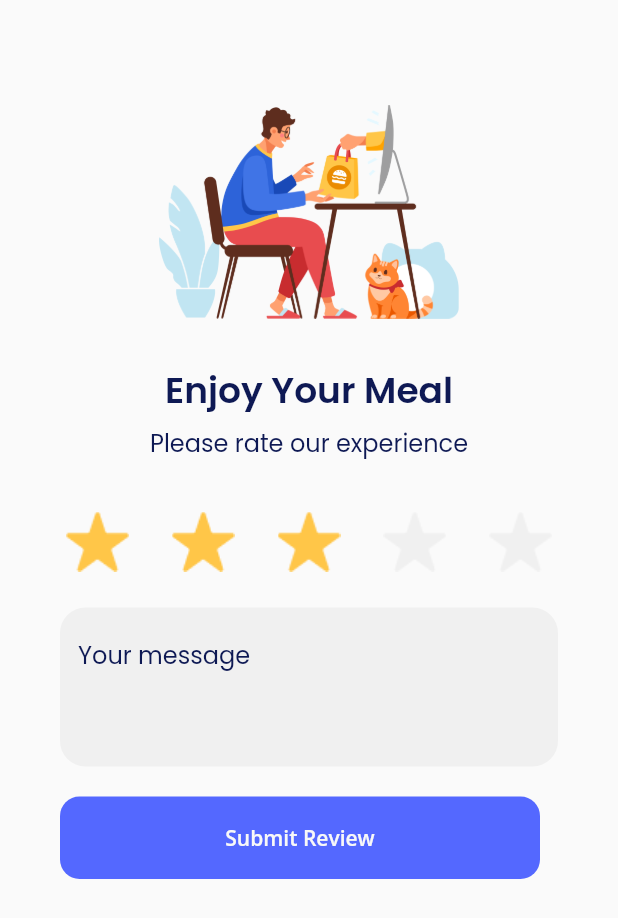
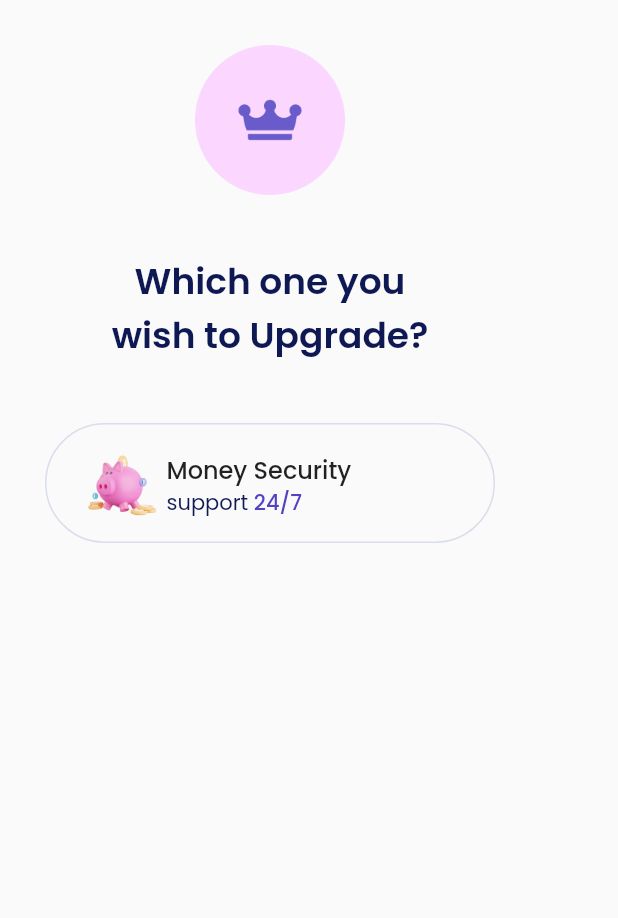
Before and after one commit to farisqadr/sevendays, a Flutter app: the screen it shows after launch, on a phone screen of 412 x 824 dp. Shown: the top 918 px of the screen. Run offline on Flutter 3.47's test engine with Material 2 defaults, Android fonts, the phone set to English and light mode, and no system bars; our stand-ins replace google_fonts.

```diff
--- a/lib/main.dart
+++ b/lib/main.dart
@@ -1,12 +1,11 @@
 import 'package:flutter/material.dart';
-import 'package:sevendays/pages/challenge5.dart';
+import 'package:sevendays/pages/feature.dart';
 
 void main() => runApp(SevenDays());
 
 class SevenDays extends StatelessWidget {
   @override
   Widget build(BuildContext context) {
-    return MaterialApp(
-        debugShowCheckedModeBanner: false, home: ChallengeFive());
+    return MaterialApp(debugShowCheckedModeBanner: false, home: FeatureLight());
   }
 }
--- /dev/null
+++ b/lib/pages/feature.dart
@@ -0,0 +1,90 @@
+import 'package:flutter/material.dart';
+import 'package:google_fonts/google_fonts.dart';
+import 'package:sevendays/widget/theme.dart';
+
+class FeatureLight extends StatelessWidget {
+  @override
+  Widget build(BuildContext context) {
+    Widget header() {
+      return Column(
+        children: [
+          Image.asset(
+            'assets/crown.png',
+            width: 100,
+          ),
+          SizedBox(
+            height: 40,
+          ),
+          Text(
+            'Which one you \nwish to Upgrade?',
+            style: boldTextStyle,
+            textAlign: TextAlign.center,
+          ),
+          SizedBox(
+            height: 40,
+          ),
+        ],
+      );
+    }
+
+    Widget option() {
+      return Container(
+        width: 300,
+        height: 80,
+        decoration: BoxDecoration(
+            borderRadius: BorderRadius.circular(60),
+            border: Border.all(color: Color(0xffD9DEEA))),
+        child: Padding(
+          padding: const EdgeInsets.only(left: 25, top: 15, bottom: 15),
+          child: Row(
+            children: [
+              Image.asset(
+                'assets/pig.png',
+                width: 50,
+              ),
+              SizedBox(width: 5),
+              Column(
+                crossAxisAlignment: CrossAxisAlignment.start,
+                children: [
+                  Padding(
+                    padding: const EdgeInsets.only(top: 3),
+                    child: Text('Money Security',
+                        style: GoogleFonts.poppins(
+                            fontSize: 16, fontWeight: FontWeight.w500)),
+                  ),
+                  Row(
+                    children: [
+                      Text(
+                        'support ',
+                        style: lightTextStyle,
+                      ),
+                      Text(
+                        '24/7',
+                        style: GoogleFonts.poppins(
+                          fontSize: 14,
+                          color: Color(0xff5343C2),
+                          fontWeight: FontWeight.w500,
+                        ),
+                      )
+                    ],
+                  )
+                ],
+              )
+            ],
+          ),
+        ),
+      );
+    }
+
+    return Scaffold(
+        body: Padding(
+      padding: const EdgeInsets.only(
+        top: 30,
+        left: 30,
+      ),
+      child: Column(
+        children: [header(), option()],
+      ),
+    ));
+  }
+}
--- a/lib/widget/theme.dart
+++ b/lib/widget/theme.dart
@@ -7,7 +7,7 @@ Color blackColor = Color(0xff0E1954);
 TextStyle boldTextStyle = GoogleFonts.poppins(
     color: blackColor, fontSize: 24, fontWeight: FontWeight.w600);
 
-TextStyle lightTextStyle = GoogleFonts.poppins(color: blackColor, fontSize: 16);
+TextStyle lightTextStyle = GoogleFonts.poppins(color: blackColor, fontSize: 14);
 
 TextStyle buttonTextStyle =
     GoogleFonts.openSans(color: Color(0xffF8F8F8), fontWeight: FontWeight.w600);
```
Also changed, not shown: assets/arrow_right.png (added), assets/btn_arrow.png (added), assets/crown.png (added), assets/dollar.png (added), assets/feature.png (added), assets/icon_check.png (added), assets/pig.png (added), assets/small_doc.png (added).
